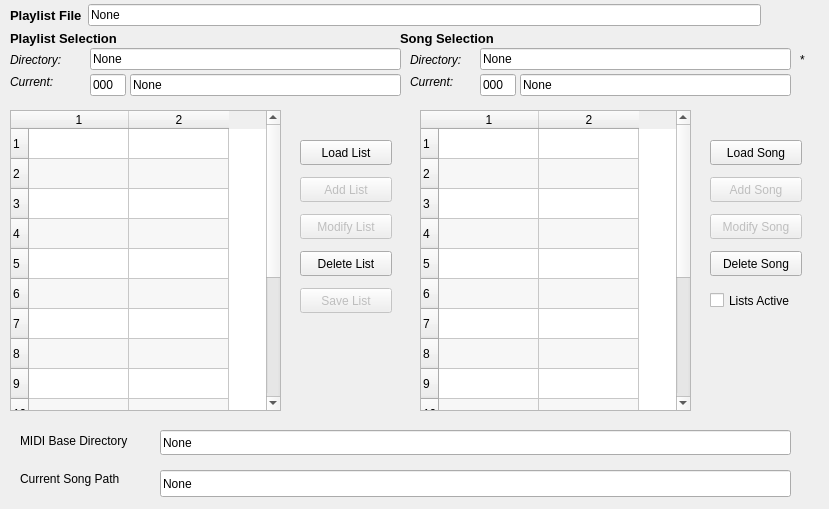
Old version of the form seq_qt5/forms/qplaylistframe.ui in the repository ahlstromcj/seq66.
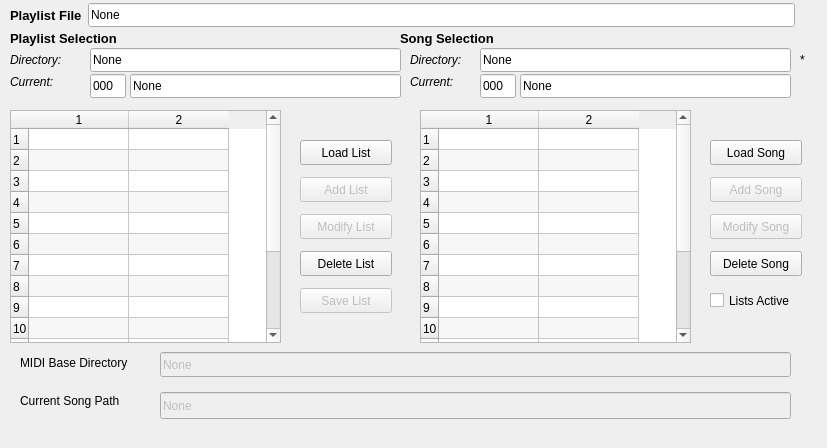
New version of the form.

What changed in the file:
```diff
--- a/seq_qt5/forms/qplaylistframe.ui
+++ b/seq_qt5/forms/qplaylistframe.ui
@@ -6,8 +6,8 @@
    <rect>
     <x>0</x>
     <y>0</y>
-    <width>829</width>
-    <height>509</height>
+    <width>827</width>
+    <height>448</height>
    </rect>
   </property>
   <property name="windowTitle">
@@ -39,7 +39,7 @@
      <x>10</x>
      <y>110</y>
      <width>271</width>
-     <height>301</height>
+     <height>233</height>
     </rect>
    </property>
    <property name="toolTip">
@@ -57,6 +57,12 @@
    <property name="columnCount">
     <number>2</number>
    </property>
+   <attribute name="verticalHeaderMinimumSectionSize">
+    <number>18</number>
+   </attribute>
+   <attribute name="verticalHeaderDefaultSectionSize">
+    <number>21</number>
+   </attribute>
    <row/>
    <row/>
    <row/>
@@ -174,7 +180,7 @@
      <x>420</x>
      <y>110</y>
      <width>271</width>
-     <height>301</height>
+     <height>233</height>
     </rect>
    </property>
    <property name="toolTip">
@@ -189,6 +195,12 @@
    <property name="columnCount">
     <number>2</number>
    </property>
+   <attribute name="verticalHeaderMinimumSectionSize">
+    <number>18</number>
+   </attribute>
+   <attribute name="verticalHeaderDefaultSectionSize">
+    <number>21</number>
+   </attribute>
    <row/>
    <row/>
    <row/>
@@ -213,7 +225,7 @@
     <rect>
      <x>10</x>
      <y>0</y>
-     <width>751</width>
+     <width>785</width>
      <height>30</height>
     </rect>
    </property>
@@ -234,6 +246,18 @@
     </item>
     <item>
      <widget class="QLineEdit" name="entry_playlist_file">
+      <property name="minimumSize">
+       <size>
+        <width>0</width>
+        <height>24</height>
+       </size>
+      </property>
+      <property name="maximumSize">
+       <size>
+        <width>16777215</width>
+        <height>24</height>
+       </size>
+      </property>
       <property name="toolTip">
        <string>Shows the full path to the play-list file. 
 Read-only.</string>
@@ -254,9 +278,21 @@
      <x>90</x>
      <y>48</y>
      <width>311</width>
-     <height>22</height>
+     <height>24</height>
     </rect>
    </property>
+   <property name="minimumSize">
+    <size>
+     <width>0</width>
+     <height>24</height>
+    </size>
+   </property>
+   <property name="maximumSize">
+    <size>
+     <width>16777215</width>
+     <height>24</height>
+    </size>
+   </property>
    <property name="toolTip">
     <string>The default song directory for the currently-selected play-list
 section. Can be edited to enable Add List and Modify List,
@@ -275,9 +311,21 @@
      <x>90</x>
      <y>74</y>
      <width>36</width>
-     <height>22</height>
+     <height>24</height>
     </rect>
    </property>
+   <property name="minimumSize">
+    <size>
+     <width>0</width>
+     <height>24</height>
+    </size>
+   </property>
+   <property name="maximumSize">
+    <size>
+     <width>16777215</width>
+     <height>24</height>
+    </size>
+   </property>
    <property name="toolTip">
     <string>Shows the MIDI control number for the currently-selected 
 play-list section. Can be edited to enable Add List and Modify
@@ -293,9 +341,21 @@
      <x>130</x>
      <y>74</y>
      <width>271</width>
-     <height>22</height>
+     <height>24</height>
     </rect>
    </property>
+   <property name="minimumSize">
+    <size>
+     <width>0</width>
+     <height>24</height>
+    </size>
+   </property>
+   <property name="maximumSize">
+    <size>
+     <width>16777215</width>
+     <height>24</height>
+    </size>
+   </property>
    <property name="toolTip">
     <string>Shows the name of the currently-selected play-list section.
 Can be edited to enable Add List and Modify List.</string>
@@ -310,9 +370,21 @@
      <x>480</x>
      <y>48</y>
      <width>311</width>
-     <height>22</height>
+     <height>24</height>
     </rect>
    </property>
+   <property name="minimumSize">
+    <size>
+     <width>0</width>
+     <height>24</height>
+    </size>
+   </property>
+   <property name="maximumSize">
+    <size>
+     <width>16777215</width>
+     <height>24</height>
+    </size>
+   </property>
    <property name="toolTip">
     <string>Shows the directory in which the currently selected song is
 stored. Can be edited (carefully) to enable the Add Song and Modify Song buttons.  Not enabled in Non Session Manager
@@ -328,9 +400,21 @@
      <x>480</x>
      <y>74</y>
      <width>36</width>
-     <height>22</height>
+     <height>24</height>
     </rect>
    </property>
+   <property name="minimumSize">
+    <size>
+     <width>0</width>
+     <height>24</height>
+    </size>
+   </property>
+   <property name="maximumSize">
+    <size>
+     <width>16777215</width>
+     <height>24</height>
+    </size>
+   </property>
    <property name="toolTip">
     <string>Shows the MIDI control number for the currently selected song.
 Can be edited to enable the Add Song and Modify Song buttons.</string>
@@ -345,9 +429,21 @@
      <x>520</x>
      <y>74</y>
      <width>271</width>
-     <height>22</height>
+     <height>24</height>
     </rect>
    </property>
+   <property name="minimumSize">
+    <size>
+     <width>0</width>
+     <height>24</height>
+    </size>
+   </property>
+   <property name="maximumSize">
+    <size>
+     <width>16777215</width>
+     <height>24</height>
+    </size>
+   </property>
    <property name="toolTip">
     <string>Shows the base file-name of the currently selected song. 
 Can be edited to enable the Add Song and Modify Song 
@@ -667,7 +763,7 @@
    <property name="geometry">
     <rect>
      <x>20</x>
-     <y>430</y>
+     <y>352</y>
      <width>131</width>
      <height>21</height>
     </rect>
@@ -677,10 +773,13 @@
    </property>
   </widget>
   <widget class="QLineEdit" name="midiBaseDirText">
+   <property name="enabled">
+    <bool>false</bool>
+   </property>
    <property name="geometry">
     <rect>
      <x>160</x>
-     <y>430</y>
+     <y>352</y>
      <width>631</width>
      <height>25</height>
     </rect>
@@ -700,7 +799,7 @@
    <property name="geometry">
     <rect>
      <x>20</x>
-     <y>470</y>
+     <y>392</y>
      <width>131</width>
      <height>17</height>
     </rect>
@@ -710,10 +809,13 @@
    </property>
   </widget>
   <widget class="QLineEdit" name="currentSongPath">
+   <property name="enabled">
+    <bool>false</bool>
+   </property>
    <property name="geometry">
     <rect>
      <x>160</x>
-     <y>470</y>
+     <y>392</y>
      <width>631</width>
      <height>27</height>
     </rect>
```
